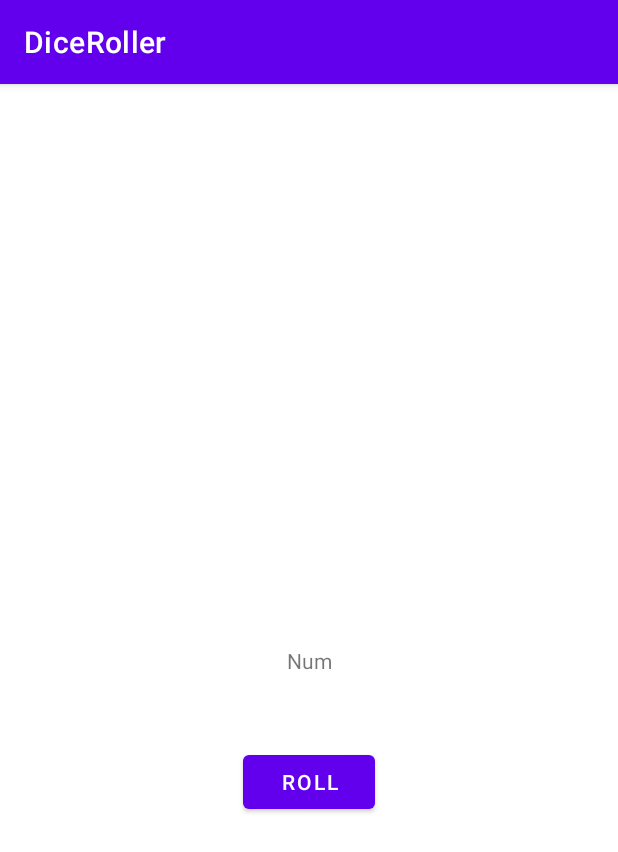
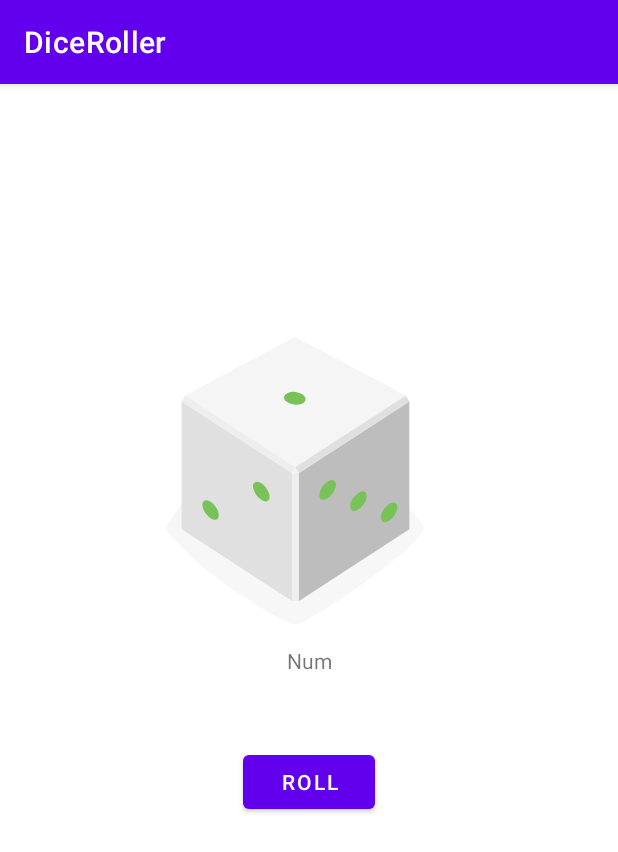
Before and after one commit to YenKwanNee/DiceRoller, an Android app: the screen it shows after launch (MainActivity), on a phone screen of 412 x 824 dp. Shown: the top 852 px of the screen. Run offline under Robolectric (Android 15) with nearby library versions, the phone set to English and light mode, and no system bars.

Commit message:
Initial commit

```diff
--- a/app/src/main/java/com/example/diceroller/MainActivity.kt
+++ b/app/src/main/java/com/example/diceroller/MainActivity.kt
@@ -3,24 +3,43 @@ package com.example.diceroller
 import androidx.appcompat.app.AppCompatActivity
 import android.os.Bundle
 import android.widget.Button
+import android.widget.ImageView
 import android.widget.TextView
 
 class MainActivity : AppCompatActivity() {
+    lateinit var diceImage : ImageView
+
     override fun onCreate(savedInstanceState: Bundle?) {
         super.onCreate(savedInstanceState)
         setContentView(R.layout.activity_main)
 
-    val btnRoll : Button = findViewById(R.id.roll_button)
+        val btnRoll: Button = findViewById(R.id.roll_button)
+        diceImage = findViewById(R.id.dice_image)
+
         btnRoll.setOnClickListener {
+            rollDice()
 
-            rollDice()
+            //Toast.makeText(this, "Button is click", Toast.LENGTH_LONG).show()
         }
     }
 
-    private fun rollDice() {
+    private fun rollDice(){
+
         val randomInt = (1..6).random()
-        val tvResult : TextView = findViewById(R.id.result_txt)
-        tvResult.text = randomInt.toString()
 
+        val txtResult: TextView = findViewById(R.id.result_txt)
+        txtResult.text = randomInt.toString()
+
+        val drawableResource = when (randomInt) {
+            1 -> R.drawable.dice_1
+            2 -> R.drawable.dice_2
+            3 -> R.drawable.dice_3
+            4 -> R.drawable.dice_4
+            5 -> R.drawable.dice_5
+            else -> R.drawable.dice_6
+        }
+
+        diceImage.setImageResource(drawableResource)
     }
+
 }
--- /dev/null
+++ b/app/src/main/res/drawable-v24/dice_1.xml
@@ -0,0 +1,66 @@
+<!--
+  ~ Copyright 2018, The Android Open Source Project
+  ~
+  ~ Licensed under the Apache License, Version 2.0 (the "License");
+  ~ you may not use this file except in compliance with the License.
+  ~ You may obtain a copy of the License at
+  ~
+  ~     http://www.apache.org/licenses/LICENSE-2.0
+  ~
+  ~ Unless required by applicable law or agreed to in writing, software
+  ~ distributed under the License is distributed on an "AS IS" BASIS,
+  ~ WITHOUT WARRANTIES OR CONDITIONS OF ANY KIND, either express or implied.
+  ~ See the License for the specific language governing permissions and
+  ~ limitations under the License.
+  -->
+
+<vector xmlns:android="http://schemas.android.com/apk/res/android"
+    android:width="200dp"
+    android:height="250dp"
+    android:viewportWidth="800"
+    android:viewportHeight="1000">
+    <path
+        android:fillAlpha="0.5"
+        android:fillColor="#eee"
+        android:pathData="M740.8,635.42c-68.27,90.47 -249.77,201.76 -316,240.63a50.7,50.7 0,0 1,-49.93 0.81c-64.19,-35 -234.09,-133.88 -315.65,-242a14.69,14.69 0,0 1,-0.12 -17.49c77.58,-106.29 159.67,-258.89 341.06,-258.89 182,0 242.19,139.08 340.27,258.88A14.62,14.62 0,0 1,740.8 635.42Z"
+        android:strokeAlpha="0.5" />
+    <path
+        android:fillColor="#bdbdbd"
+        android:pathData="M704.9,630l-294.29,191.06l0,-340.85l294.29,-191.06l0,340.85z" />
+    <path
+        android:fillColor="#e0e0e0"
+        android:pathData="M97.59,630l294.29,191.06l0,-340.85l-294.29,-191.06l0,340.85z" />
+    <path
+        android:fillColor="#f5f5f5"
+        android:pathData="M400.14,464.73l-293.19,-191.45l293.19,-156.31l295.39,156.31l-295.39,191.45z" />
+    <path
+        android:fillColor="#eee"
+        android:pathData="M106.95,273.28l-9.36,15.87l294.29,191.06l8.26,-15.48l-293.19,-191.45z" />
+    <path
+        android:fillColor="#e0e0e0"
+        android:pathData="M695.53,273.28l9.37,15.87l-294.29,191.06l-10.47,-15.48l295.39,-191.45z" />
+    <path
+        android:fillColor="#eee"
+        android:pathData="M391.88,480.21h18.73v340.85h-18.73z" />
+    <path
+        android:fillColor="#f5f5f5"
+        android:pathData="M400.14,464.73l-8.26,15.48l18.73,0l-10.47,-15.48z" />
+    <path
+        android:fillColor="#78c257"
+        android:pathData="M397.45,297.62a16.9,28.71 97.07,1 0,4.16 -33.54a16.9,28.71 97.07,1 0,-4.16 33.54z" />
+    <path
+        android:fillColor="#78c257"
+        android:pathData="M297.17,539.02a30.12,16.11 53.82,1 0,26.01 -19.02a30.12,16.11 53.82,1 0,-26.01 19.02z" />
+    <path
+        android:fillColor="#78c257"
+        android:pathData="M161.96,588.24a30.12,16.11 53.82,1 0,26.01 -19.02a30.12,16.11 53.82,1 0,-26.01 19.02z" />
+    <path
+        android:fillColor="#78c257"
+        android:pathData="M551.15,579.45a30.12,16.11 126.18,1 0,35.56 -48.62a30.12,16.11 126.18,1 0,-35.56 48.62z" />
+    <path
+        android:fillColor="#78c257"
+        android:pathData="M469.12,549.58a30.12,16.11 126.18,1 0,35.56 -48.62a30.12,16.11 126.18,1 0,-35.56 48.62z" />
+    <path
+        android:fillColor="#78c257"
+        android:pathData="M633.17,609.29a30.12,16.11 126.18,1 0,35.56 -48.62a30.12,16.11 126.18,1 0,-35.56 48.62z" />
+</vector>
--- /dev/null
+++ b/app/src/main/res/drawable-v24/dice_2.xml
@@ -0,0 +1,66 @@
+<!--
+  ~ Copyright 2018, The Android Open Source Project
+  ~
+  ~ Licensed under the Apache License, Version 2.0 (the "License");
+  ~ you may not use this file except in compliance with the License.
+  ~ You may obtain a copy of the License at
+  ~
+  ~     http://www.apache.org/licenses/LICENSE-2.0
+  ~
+  ~ Unless required by applicable law or agreed to in writing, software
+  ~ distributed under the License is distributed on an "AS IS" BASIS,
+  ~ WITHOUT WARRANTIES OR CONDITIONS OF ANY KIND, either express or implied.
+  ~ See the License for the specific language governing permissions and
+  ~ limitations under the License.
+  -->
+
+<vector xmlns:android="http://schemas.android.com/apk/res/android"
+    android:width="200dp"
+    android:height="250dp"
+    android:viewportWidth="800"
+    android:viewportHeight="1000">
+    <path
+        android:fillAlpha="0.5"
+        android:fillColor="#eee"
+        android:pathData="M740.8,635.42c-68.27,90.47 -249.77,201.76 -316,240.63a50.7,50.7 0,0 1,-49.93 0.81c-64.19,-35 -234.09,-133.88 -315.65,-242a14.69,14.69 0,0 1,-0.12 -17.49c77.58,-106.29 159.67,-258.89 341.06,-258.89 182,0 242.19,139.08 340.27,258.88A14.62,14.62 0,0 1,740.8 635.42Z"
+        android:strokeAlpha="0.5" />
+    <path
+        android:fillColor="#bdbdbd"
+        android:pathData="M704.9,630l-294.29,191.06l0,-340.85l294.29,-191.06l0,340.85z" />
+    <path
+        android:fillColor="#e0e0e0"
+        android:pathData="M97.59,630l294.29,191.06l0,-340.85l-294.29,-191.06l0,340.85z" />
+    <path
+        android:fillColor="#f5f5f5"
+        android:pathData="M400.14,464.73l-293.19,-191.45l293.19,-156.31l295.39,156.31l-295.39,191.45z" />
+    <path
+        android:fillColor="#eee"
+        android:pathData="M106.95,273.28l-9.36,15.87l294.29,191.06l8.26,-15.48l-293.19,-191.45z" />
+    <path
+        android:fillColor="#e0e0e0"
+        android:pathData="M695.53,273.28l9.37,15.87l-294.29,191.06l-10.47,-15.48l295.39,-191.45z" />
+    <path
+        android:fillColor="#eee"
+        android:pathData="M391.88,480.21h18.73v340.85h-18.73z" />
+    <path
+        android:fillColor="#f5f5f5"
+        android:pathData="M400.14,464.73l-8.26,15.48l18.73,0l-10.47,-15.48z" />
+    <path
+        android:fillColor="#78c257"
+        android:pathData="M520.85,303.25a16.9,28.71 97.07,1 0,4.16 -33.54a16.9,28.71 97.07,1 0,-4.16 33.54z" />
+    <path
+        android:fillColor="#78c257"
+        android:pathData="M273.33,291.99a16.9,28.71 97.07,1 0,4.16 -33.54a16.9,28.71 97.07,1 0,-4.16 33.54z" />
+    <path
+        android:fillColor="#78c257"
+        android:pathData="M229.56,563.64a30.12,16.11 53.82,1 0,26.01 -19.02a30.12,16.11 53.82,1 0,-26.01 19.02z" />
+    <path
+        android:fillColor="#78c257"
+        android:pathData="M311.58,533.77a30.12,16.11 53.82,1 0,26.01 -19.02a30.12,16.11 53.82,1 0,-26.01 19.02z" />
+    <path
+        android:fillColor="#78c257"
+        android:pathData="M147.54,593.49a30.12,16.11 53.82,1 0,26.01 -19.02a30.12,16.11 53.82,1 0,-26.01 19.02z" />
+    <path
+        android:fillColor="#78c257"
+        android:pathData="M551.15,579.45a30.12,16.11 126.18,1 0,35.56 -48.62a30.12,16.11 126.18,1 0,-35.56 48.62z" />
+</vector>
--- /dev/null
+++ b/app/src/main/res/drawable-v24/dice_3.xml
@@ -0,0 +1,66 @@
+<!--
+  ~ Copyright 2018, The Android Open Source Project
+  ~
+  ~ Licensed under the Apache License, Version 2.0 (the "License");
+  ~ you may not use this file except in compliance with the License.
+  ~ You may obtain a copy of the License at
+  ~
+  ~     http://www.apache.org/licenses/LICENSE-2.0
+  ~
+  ~ Unless required by applicable law or agreed to in writing, software
+  ~ distributed under the License is distributed on an "AS IS" BASIS,
+  ~ WITHOUT WARRANTIES OR CONDITIONS OF ANY KIND, either express or implied.
+  ~ See the License for the specific language governing permissions and
+  ~ limitations under the License.
+  -->
+
+<vector xmlns:android="http://schemas.android.com/apk/res/android"
+    android:width="200dp"
+    android:height="250dp"
+    android:viewportWidth="800"
+    android:viewportHeight="1000">
+    <path
+        android:fillAlpha="0.5"
+        android:fillColor="#eee"
+        android:pathData="M740.8,635.42c-68.27,90.47 -249.77,201.76 -316,240.63a50.7,50.7 0,0 1,-49.93 0.81c-64.19,-35 -234.09,-133.88 -315.65,-242a14.69,14.69 0,0 1,-0.12 -17.49c77.58,-106.29 159.67,-258.89 341.06,-258.89 182,0 242.19,139.08 340.27,258.88A14.62,14.62 0,0 1,740.8 635.42Z"
+        android:strokeAlpha="0.5" />
+    <path
+        android:fillColor="#bdbdbd"
+        android:pathData="M704.9,630l-294.29,191.06l0,-340.85l294.29,-191.06l0,340.85z" />
+    <path
+        android:fillColor="#e0e0e0"
+        android:pathData="M97.59,630l294.29,191.06l0,-340.85l-294.29,-191.06l0,340.85z" />
+    <path
+        android:fillColor="#f5f5f5"
+        android:pathData="M400.14,464.73l-293.19,-191.45l293.19,-156.31l295.39,156.31l-295.39,191.45z" />
+    <path
+        android:fillColor="#eee"
+        android:pathData="M106.95,273.28l-9.36,15.87l294.29,191.06l8.26,-15.48l-293.19,-191.45z" />
+    <path
+        android:fillColor="#e0e0e0"
+        android:pathData="M695.53,273.28l9.37,15.87l-294.29,191.06l-10.47,-15.48l295.39,-191.45z" />
+    <path
+        android:fillColor="#eee"
+        android:pathData="M391.88,480.21h18.73v340.85h-18.73z" />
+    <path
+        android:fillColor="#f5f5f5"
+        android:pathData="M400.14,464.73l-8.26,15.48l18.73,0l-10.47,-15.48z" />
+    <path
+        android:fillColor="#78c257"
+        android:pathData="M398.11,297.62a16.9,28.71 97.07,1 0,4.16 -33.54a16.9,28.71 97.07,1 0,-4.16 33.54z" />
+    <path
+        android:fillColor="#78c257"
+        android:pathData="M548.27,304.46a16.9,28.71 97.07,1 0,4.16 -33.54a16.9,28.71 97.07,1 0,-4.16 33.54z" />
+    <path
+        android:fillColor="#78c257"
+        android:pathData="M247.95,290.79a16.9,28.71 97.07,1 0,4.16 -33.54a16.9,28.71 97.07,1 0,-4.16 33.54z" />
+    <path
+        android:fillColor="#78c257"
+        android:pathData="M229.56,563.64a30.12,16.11 53.82,1 0,26.01 -19.02a30.12,16.11 53.82,1 0,-26.01 19.02z" />
+    <path
+        android:fillColor="#78c257"
+        android:pathData="M483.54,554.83a30.12,16.11 126.18,1 0,35.56 -48.62a30.12,16.11 126.18,1 0,-35.56 48.62z" />
+    <path
+        android:fillColor="#78c257"
+        android:pathData="M618.75,604.04a30.12,16.11 126.18,1 0,35.56 -48.62a30.12,16.11 126.18,1 0,-35.56 48.62z" />
+</vector>
--- /dev/null
+++ b/app/src/main/res/drawable-v24/dice_4.xml
@@ -0,0 +1,69 @@
+<!--
+  ~ Copyright 2018, The Android Open Source Project
+  ~
+  ~ Licensed under the Apache License, Version 2.0 (the "License");
+  ~ you may not use this file except in compliance with the License.
+  ~ You may obtain a copy of the License at
+  ~
+  ~     http://www.apache.org/licenses/LICENSE-2.0
+  ~
+  ~ Unless required by applicable law or agreed to in writing, software
+  ~ distributed under the License is distributed on an "AS IS" BASIS,
+  ~ WITHOUT WARRANTIES OR CONDITIONS OF ANY KIND, either express or implied.
+  ~ See the License for the specific language governing permissions and
+  ~ limitations under the License.
+  -->
+
+<vector xmlns:android="http://schemas.android.com/apk/res/android"
+    android:width="200dp"
+    android:height="250dp"
+    android:viewportWidth="800"
+    android:viewportHeight="1000">
+    <path
+        android:fillAlpha="0.5"
+        android:fillColor="#eee"
+        android:pathData="M740.8,635.42c-68.27,90.47 -249.77,201.76 -316,240.63a50.7,50.7 0,0 1,-49.93 0.81c-64.19,-35 -234.09,-133.88 -315.65,-242a14.69,14.69 0,0 1,-0.12 -17.49c77.58,-106.29 159.67,-258.89 341.06,-258.89 182,0 242.19,139.08 340.27,258.88A14.62,14.62 0,0 1,740.8 635.42Z"
+        android:strokeAlpha="0.5" />
+    <path
+        android:fillColor="#bdbdbd"
+        android:pathData="M704.9,630l-294.29,191.06l0,-340.85l294.29,-191.06l0,340.85z" />
+    <path
+        android:fillColor="#e0e0e0"
+        android:pathData="M97.59,630l294.29,191.06l0,-340.85l-294.29,-191.06l0,340.85z" />
+    <path
+        android:fillColor="#f5f5f5"
+        android:pathData="M400.14,464.73l-293.19,-191.45l293.19,-156.31l295.39,156.31l-295.39,191.45z" />
+    <path
+        android:fillColor="#eee"
+        android:pathData="M106.95,273.28l-9.36,15.87l294.29,191.06l8.26,-15.48l-293.19,-191.45z" />
+    <path
+        android:fillColor="#e0e0e0"
+        android:pathData="M695.53,273.28l9.37,15.87l-294.29,191.06l-10.47,-15.48l295.39,-191.45z" />
+    <path
+        android:fillColor="#eee"
+        android:pathData="M391.88,480.21h18.73v340.85h-18.73z" />
+    <path
+        android:fillColor="#f5f5f5"
+        android:pathData="M400.14,464.73l-8.26,15.48l18.73,0l-10.47,-15.48z" />
+    <path
+        android:fillColor="#78c257"
+        android:pathData="M530.08,303.65a16.9,28.71 97.07,1 0,4.16 -33.54a16.9,28.71 97.07,1 0,-4.16 33.54z" />
+    <path
+        android:fillColor="#78c257"
+        android:pathData="M389.68,218.17a16.9,28.71 97.07,1 0,4.16 -33.54a16.9,28.71 97.07,1 0,-4.16 33.54z" />
+    <path
+        android:fillColor="#78c257"
+        android:pathData="M405.35,377.09a16.9,28.71 97.07,1 0,4.16 -33.54a16.9,28.71 97.07,1 0,-4.16 33.54z" />
+    <path
+        android:fillColor="#78c257"
+        android:pathData="M264.95,291.6a16.9,28.71 97.07,1 0,4.16 -33.54a16.9,28.71 97.07,1 0,-4.16 33.54z" />
+    <path
+        android:fillColor="#78c257"
+        android:pathData="M297.17,541.59a30.12,16.11 53.82,1 0,26.01 -19.02a30.12,16.11 53.82,1 0,-26.01 19.02z" />
+    <path
+        android:fillColor="#78c257"
+        android:pathData="M161.96,590.81a30.12,16.11 53.82,1 0,26.01 -19.02a30.12,16.11 53.82,1 0,-26.01 19.02z" />
+    <path
+        android:fillColor="#78c257"
+        android:pathData="M551.15,579.45a30.12,16.11 126.18,1 0,35.56 -48.62a30.12,16.11 126.18,1 0,-35.56 48.62z" />
+</vector>
--- /dev/null
+++ b/app/src/main/res/drawable-v24/dice_5.xml
@@ -0,0 +1,75 @@
+<!--
+  ~ Copyright 2018, The Android Open Source Project
+  ~
+  ~ Licensed under the Apache License, Version 2.0 (the "License");
+  ~ you may not use this file except in compliance with the License.
+  ~ You may obtain a copy of the License at
+  ~
+  ~     http://www.apache.org/licenses/LICENSE-2.0
+  ~
+  ~ Unless required by applicable law or agreed to in writing, software
+  ~ distributed under the License is distributed on an "AS IS" BASIS,
+  ~ WITHOUT WARRANTIES OR CONDITIONS OF ANY KIND, either express or implied.
+  ~ See the License for the specific language governing permissions and
+  ~ limitations under the License.
+  -->
+
+<vector xmlns:android="http://schemas.android.com/apk/res/android"
+    android:width="200dp"
+    android:height="250dp"
+    android:viewportWidth="800"
+    android:viewportHeight="1000">
+    <path
+        android:fillAlpha="0.5"
+        android:fillColor="#eee"
+        android:pathData="M740.8,635.42c-68.27,90.47 -249.77,201.76 -316,240.63a50.7,50.7 0,0 1,-49.93 0.81c-64.19,-35 -234.09,-133.88 -315.65,-242a14.69,14.69 0,0 1,-0.12 -17.49c77.58,-106.29 159.67,-258.89 341.06,-258.89 182,0 242.19,139.08 340.27,258.88A14.62,14.62 0,0 1,740.8 635.42Z"
+        android:strokeAlpha="0.5" />
+    <path
+        android:fillColor="#bdbdbd"
+        android:pathData="M704.9,630l-294.29,191.06l0,-340.85l294.29,-191.06l0,340.85z" />
+    <path
+        android:fillColor="#e0e0e0"
+        android:pathData="M97.59,630l294.29,191.06l0,-340.85l-294.29,-191.06l0,340.85z" />
+    <path
+        android:fillColor="#f5f5f5"
+        android:pathData="M400.14,464.73l-293.19,-191.45l293.19,-156.31l295.39,156.31l-295.39,191.45z" />
+    <path
+        android:fillColor="#eee"
+        android:pathData="M106.95,273.28l-9.36,15.87l294.29,191.06l8.26,-15.48l-293.19,-191.45z" />
+    <path
+        android:fillColor="#e0e0e0"
+        android:pathData="M695.53,273.28l9.37,15.87l-294.29,191.06l-10.47,-15.48l295.39,-191.45z" />
+    <path
+        android:fillColor="#eee"
+        android:pathData="M391.88,480.21h18.73v340.85h-18.73z" />
+    <path
+        android:fillColor="#f5f5f5"
+        android:pathData="M400.14,464.73l-8.26,15.48l18.73,0l-10.47,-15.48z" />
+    <path
+        android:fillColor="#78c257"
+        android:pathData="M397.05,297.63a16.9,28.71 97.07,1 0,4.16 -33.54a16.9,28.71 97.07,1 0,-4.16 33.54z" />
+    <path
+        android:fillColor="#78c257"
+        android:pathData="M547.21,304.45a16.9,28.71 97.07,1 0,4.16 -33.54a16.9,28.71 97.07,1 0,-4.16 33.54z" />
+    <path
+        android:fillColor="#78c257"
+        android:pathData="M388.17,207.62a16.9,28.71 97.07,1 0,4.16 -33.54a16.9,28.71 97.07,1 0,-4.16 33.54z" />
+    <path
+        android:fillColor="#78c257"
+        android:pathData="M405.93,387.62a16.9,28.71 97.07,1 0,4.16 -33.54a16.9,28.71 97.07,1 0,-4.16 33.54z" />
+    <path
+        android:fillColor="#78c257"
+        android:pathData="M246.89,290.79a16.9,28.71 97.07,1 0,4.16 -33.54a16.9,28.71 97.07,1 0,-4.16 33.54z" />
+    <path
+        android:fillColor="#78c257"
+        android:pathData="M229.56,563.64a30.12,16.11 53.82,1 0,26.01 -19.02a30.12,16.11 53.82,1 0,-26.01 19.02z" />
+    <path
+        android:fillColor="#78c257"
+        android:pathData="M551.15,579.45a30.12,16.11 126.18,1 0,35.56 -48.62a30.12,16.11 126.18,1 0,-35.56 48.62z" />
+    <path
+        android:fillColor="#78c257"
+        android:pathData="M469.12,549.58a30.12,16.11 126.18,1 0,35.56 -48.62a30.12,16.11 126.18,1 0,-35.56 48.62z" />
+    <path
+        android:fillColor="#78c257"
+        android:pathData="M633.17,609.29a30.12,16.11 126.18,1 0,35.56 -48.62a30.12,16.11 126.18,1 0,-35.56 48.62z" />
+</vector>
--- /dev/null
+++ b/app/src/main/res/drawable-v24/dice_6.xml
@@ -0,0 +1,81 @@
+<!--
+  ~ Copyright 2018, The Android Open Source Project
+  ~
+  ~ Licensed under the Apache License, Version 2.0 (the "License");
+  ~ you may not use this file except in compliance with the License.
+  ~ You may obtain a copy of the License at
+  ~
+  ~     http://www.apache.org/licenses/LICENSE-2.0
+  ~
+  ~ Unless required by applicable law or agreed to in writing, software
+  ~ distributed under the License is distributed on an "AS IS" BASIS,
+  ~ WITHOUT WARRANTIES OR CONDITIONS OF ANY KIND, either express or implied.
+  ~ See the License for the specific language governing permissions and
+  ~ limitations under the License.
+  -->
+
+<vector xmlns:android="http://schemas.android.com/apk/res/android"
+    android:width="200dp"
+    android:height="250dp"
+    android:viewportWidth="800"
+    android:viewportHeight="1000">
+    <path
+        android:fillAlpha="0.5"
+        android:fillColor="#eee"
+        android:pathData="M740.8,635.42c-68.27,90.47 -249.77,201.76 -316,240.63a50.7,50.7 0,0 1,-49.93 0.81c-64.19,-35 -234.09,-133.88 -315.65,-242a14.69,14.69 0,0 1,-0.12 -17.49c77.58,-106.29 159.67,-258.89 341.06,-258.89 182,0 242.19,139.08 340.27,258.88A14.62,14.62 0,0 1,740.8 635.42Z"
+        android:strokeAlpha="0.5" />
+    <path
+        android:fillColor="#bdbdbd"
+        android:pathData="M704.9,630l-294.29,191.06l0,-340.85l294.29,-191.06l0,340.85z" />
+    <path
+        android:fillColor="#e0e0e0"
+        android:pathData="M97.59,630l294.29,191.06l0,-340.85l-294.29,-191.06l0,340.85z" />
+    <path
+        android:fillColor="#f5f5f5"
+        android:pathData="M400.14,464.73l-293.19,-191.45l293.19,-156.31l295.39,156.31l-295.39,191.45z" />
+    <path
+        android:fillColor="#eee"
+        android:pathData="M106.95,273.28l-9.36,15.87l294.29,191.06l8.26,-15.48l-293.19,-191.45z" />
+    <path
+        android:fillColor="#e0e0e0"
+        android:pathData="M695.53,273.28l9.37,15.87l-294.29,191.06l-10.47,-15.48l295.39,-191.45z" />
+    <path
+        android:fillColor="#eee"
+        android:pathData="M391.88,480.21h18.73v340.85h-18.73z" />
+    <path
+        android:fillColor="#f5f5f5"
+        android:pathData="M400.14,464.73l-8.26,15.48l18.73,0l-10.47,-15.48z" />
+    <path
+        android:fillColor="#78c257"
+        android:pathData="M326.53,254.89a16.9,28.71 97.07,1 0,4.16 -33.54a16.9,28.71 97.07,1 0,-4.16 33.54z" />
+    <path
+        android:fillColor="#78c257"
+        android:pathData="M537.57,298.78a16.9,28.71 97.07,1 0,4.16 -33.54a16.9,28.71 97.07,1 0,-4.16 33.54z" />
+    <path
+        android:fillColor="#78c257"
+        android:pathData="M397.17,213.3a16.9,28.71 97.07,1 0,4.16 -33.54a16.9,28.71 97.07,1 0,-4.16 33.54z" />
+    <path
+        android:fillColor="#78c257"
+        android:pathData="M396.31,381.95a16.9,28.71 97.07,1 0,4.16 -33.54a16.9,28.71 97.07,1 0,-4.16 33.54z" />
+    <path
+        android:fillColor="#78c257"
+        android:pathData="M255.91,296.47a16.9,28.71 97.07,1 0,4.16 -33.54a16.9,28.71 97.07,1 0,-4.16 33.54z" />
+    <path
+        android:fillColor="#78c257"
+        android:pathData="M466.93,340.37a16.9,28.71 97.07,1 0,4.16 -33.54a16.9,28.71 97.07,1 0,-4.16 33.54z" />
+    <path
+        android:fillColor="#78c257"
+        android:pathData="M230,563.64a30.12,16.11 53.82,1 0,26.01 -19.02a30.12,16.11 53.82,1 0,-26.01 19.02z" />
+    <path
+        android:fillColor="#78c257"
+        android:pathData="M312.02,533.78a30.12,16.11 53.82,1 0,26.01 -19.02a30.12,16.11 53.82,1 0,-26.01 19.02z" />
+    <path
+        android:fillColor="#78c257"
+        android:pathData="M147.96,593.48a30.12,16.11 53.82,1 0,26.01 -19.02a30.12,16.11 53.82,1 0,-26.01 19.02z" />
+    <path
+        android:fillColor="#78c257"
+        android:pathData="M483.54,554.83a30.12,16.11 126.18,1 0,35.56 -48.62a30.12,16.11 126.18,1 0,-35.56 48.62z" />
+    <path
+        android:fillColor="#78c257"
+        android:pathData="M618.75,604.04a30.12,16.11 126.18,1 0,35.56 -48.62a30.12,16.11 126.18,1 0,-35.56 48.62z" />
+</vector>
--- /dev/null
+++ b/app/src/main/res/drawable-v24/empty_dice.xml
@@ -0,0 +1,27 @@
+<!--
+  ~ Copyright 2018, The Android Open Source Project
+  ~
+  ~ Licensed under the Apache License, Version 2.0 (the "License");
+  ~ you may not use this file except in compliance with the License.
+  ~ You may obtain a copy of the License at
+  ~
+  ~     http://www.apache.org/licenses/LICENSE-2.0
+  ~
+  ~ Unless required by applicable law or agreed to in writing, software
+  ~ distributed under the License is distributed on an "AS IS" BASIS,
+  ~ WITHOUT WARRANTIES OR CONDITIONS OF ANY KIND, either express or implied.
+  ~ See the License for the specific language governing permissions and
+  ~ limitations under the License.
+  -->
+
+<vector xmlns:android="http://schemas.android.com/apk/res/android"
+    android:width="200dp"
+    android:height="250dp"
+    android:viewportWidth="800"
+    android:viewportHeight="1000">
+
+    <path
+        android:fillColor="#00000000"
+        android:pathData="M0,0l0,0z" />
+
+</vector>
--- a/app/src/main/res/layout/activity_main.xml
+++ b/app/src/main/res/layout/activity_main.xml
@@ -26,4 +26,19 @@
         app:layout_constraintStart_toStartOf="parent"
         app:layout_constraintTop_toBottomOf="@+id/result_txt" />
 
+
+
+    <ImageView
+        android:id="@+id/dice_image"
+        android:layout_width="wrap_content"
+        android:layout_height="wrap_content"
+        android:layout_gravity="center_horizontal"
+        android:layout_marginStart="96dp"
+        android:layout_marginEnd="115dp"
+        android:layout_marginBottom="52dp"
+        android:src="@drawable/dice_1"
+        app:layout_constraintBottom_toTopOf="@+id/roll_button"
+        app:layout_constraintEnd_toEndOf="parent"
+        app:layout_constraintStart_toStartOf="parent" />
+
 </androidx.constraintlayout.widget.ConstraintLayout>
```
